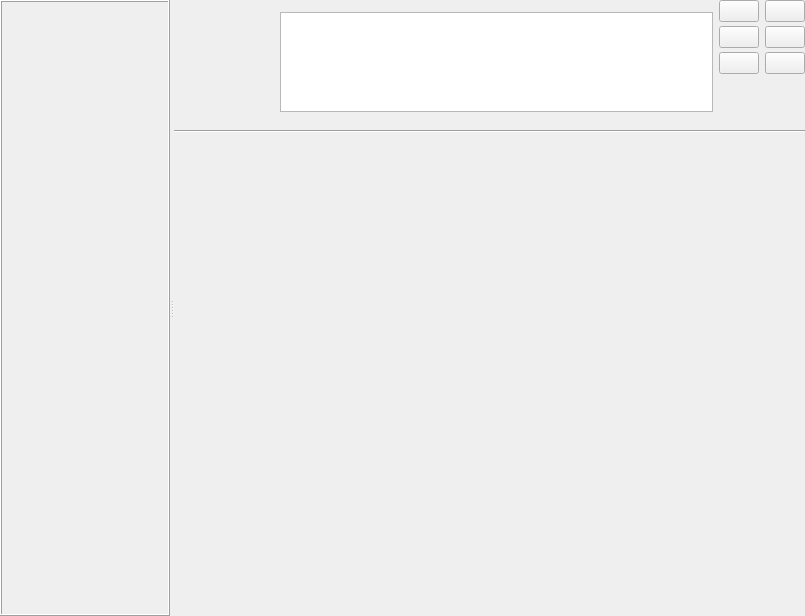
nyalldawson/QGIS, file src/ui/qgssymbolselectordialogbase.ui: the form before one commit.
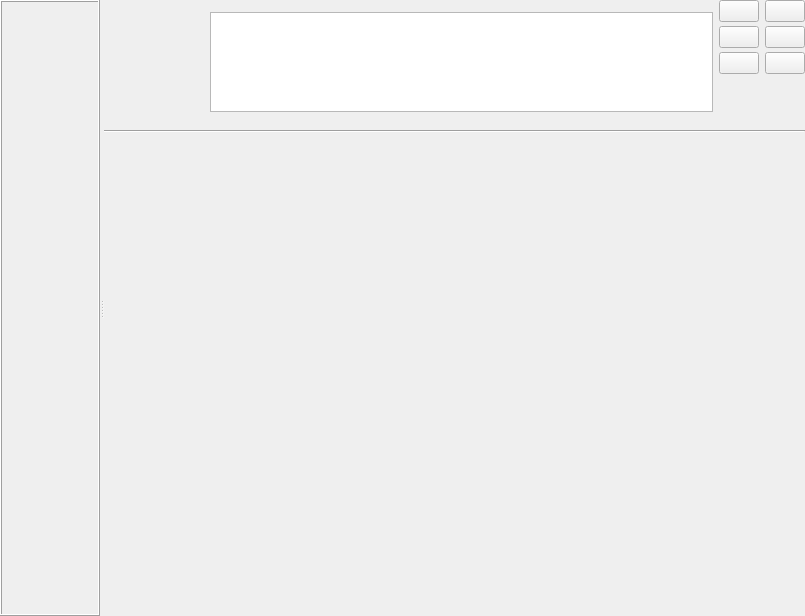
The form after the commit. Custom widgets are drawn as their Qt base class.

The edit to the form file:
```diff
--- a/src/ui/qgssymbolselectordialogbase.ui
+++ b/src/ui/qgssymbolselectordialogbase.ui
@@ -48,27 +48,20 @@
        <enum>QFrame::Raised</enum>
       </property>
       <layout class="QVBoxLayout" name="verticalLayout_2">
+       <property name="leftMargin">
+        <number>0</number>
+       </property>
+       <property name="topMargin">
+        <number>0</number>
+       </property>
+       <property name="rightMargin">
+        <number>0</number>
+       </property>
+       <property name="bottomMargin">
+        <number>0</number>
+       </property>
        <item>
-        <widget class="QLabel" name="lblPreview2">
-         <property name="minimumSize">
-          <size>
-           <width>100</width>
-           <height>0</height>
-          </size>
-         </property>
-         <property name="frameShape">
-          <enum>QFrame::NoFrame</enum>
-         </property>
-         <property name="frameShadow">
-          <enum>QFrame::Sunken</enum>
-         </property>
-         <property name="text">
-          <string/>
-         </property>
-         <property name="alignment">
-          <set>Qt::AlignCenter</set>
-         </property>
-        </widget>
+        <widget class="QgsSymbolPreviewWidget" name="mSymbolPreviewWidget" native="true"/>
        </item>
       </layout>
      </widget>
@@ -331,6 +324,14 @@
    </item>
   </layout>
  </widget>
+ <customwidgets>
+  <customwidget>
+   <class>QgsSymbolPreviewWidget</class>
+   <extends>QWidget</extends>
+   <header>qgssymbolpreviewwidget.h</header>
+   <container>1</container>
+  </customwidget>
+ </customwidgets>
  <resources/>
  <connections/>
 </ui>
```
